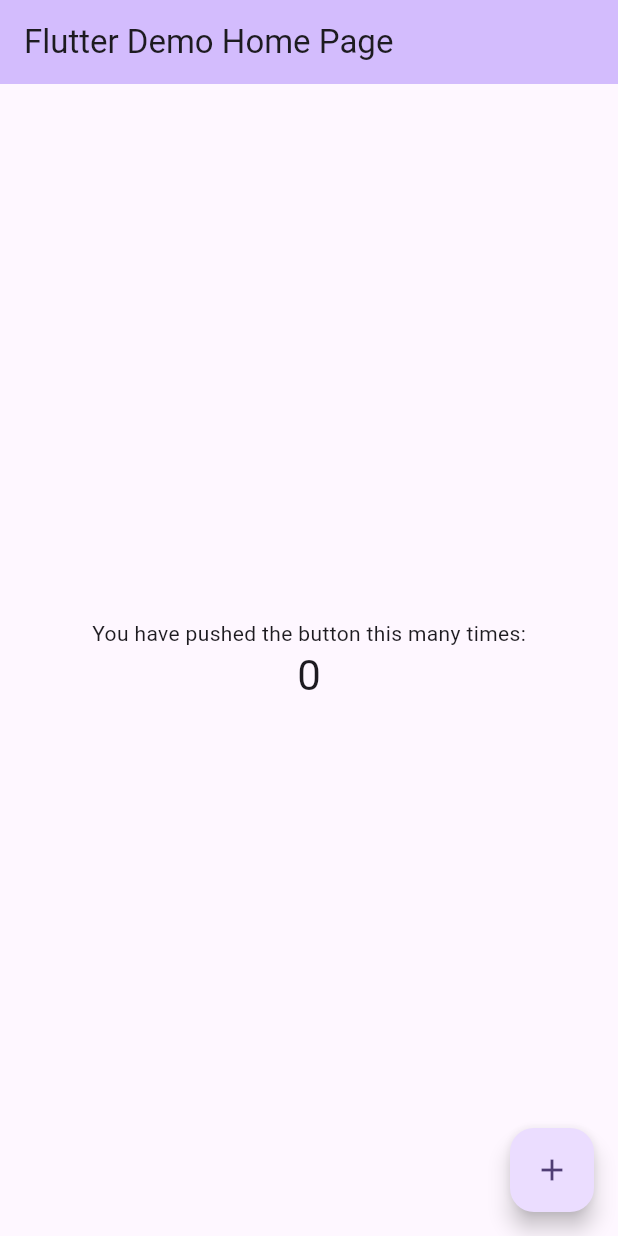
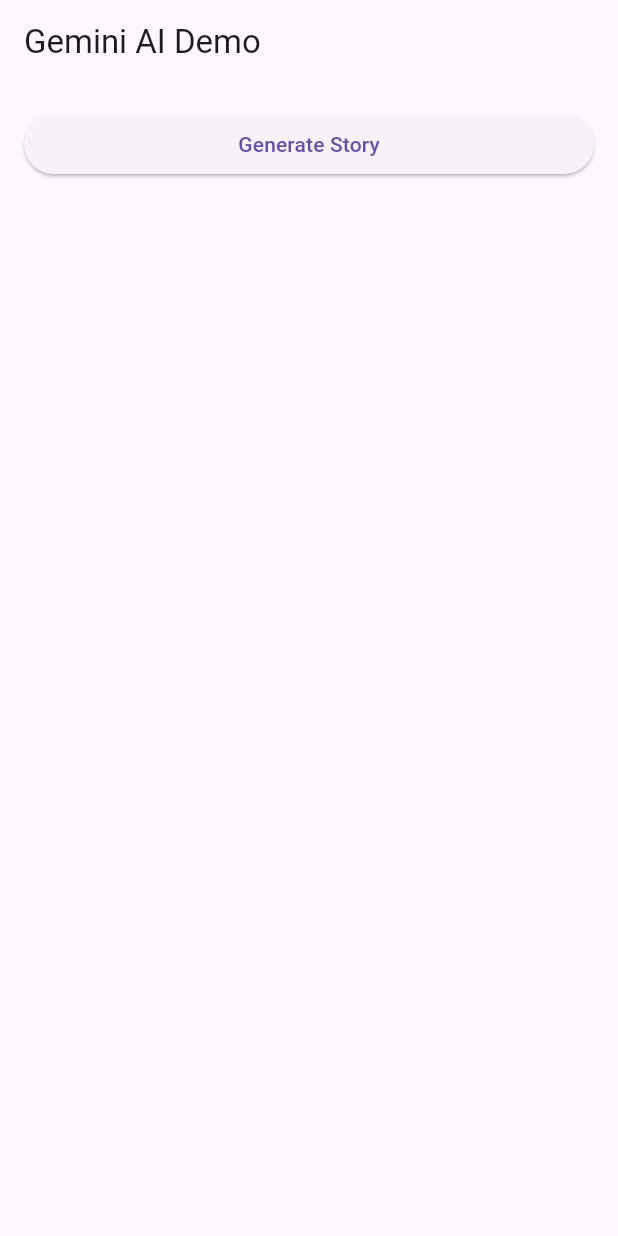
Before and after one commit to RITWIZSINGH/WhiskerWise, a Flutter app: the screen it shows after launch, on a phone screen of 412 x 824 dp. Run offline on Flutter 3.47's test engine with Material 3 defaults, Android fonts, the phone set to English and light mode, and no system bars; our stand-ins replace google_generative_ai.

Commit message:
Successfully added gemini api and generated story with it

```diff
--- a/lib/main.dart
+++ b/lib/main.dart
@@ -1,4 +1,7 @@
+// ignore_for_file: avoid_print, prefer_const_constructors, avoid_unnecessary_containers
+
 import 'package:flutter/material.dart';
+import 'package:google_generative_ai/google_generative_ai.dart';
 
 void main() {
   runApp(const MyApp());
@@ -7,119 +10,68 @@
 class MyApp extends StatelessWidget {
   const MyApp({super.key});
 
-  // This widget is the root of your application.
   @override
   Widget build(BuildContext context) {
     return MaterialApp(
-      title: 'Flutter Demo',
-      theme: ThemeData(
-        // This is the theme of your application.
-        //
-        // TRY THIS: Try running your application with "flutter run". You'll see
-        // the application has a purple toolbar. Then, without quitting the app,
-        // try changing the seedColor in the colorScheme below to Colors.green
-        // and then invoke "hot reload" (save your changes or press the "hot
-        // reload" button in a Flutter-supported IDE, or press "r" if you used
-        // the command line to start the app).
-        //
-        // Notice that the counter didn't reset back to zero; the application
-        // state is not lost during the reload. To reset the state, use hot
-        // restart instead.
-        //
-        // This works for code too, not just values: Most code changes can be
-        // tested with just a hot reload.
-        colorScheme: ColorScheme.fromSeed(seedColor: Colors.deepPurple),
-        useMaterial3: true,
-      ),
-      home: const MyHomePage(title: 'Flutter Demo Home Page'),
+      home: HomePage(),
     );
   }
 }
 
-class MyHomePage extends StatefulWidget {
-  const MyHomePage({super.key, required this.title});
-
-  // This widget is the home page of your application. It is stateful, meaning
-  // that it has a State object (defined below) that contains fields that affect
-  // how it looks.
-
-  // This class is the configuration for the state. It holds the values (in this
-  // case the title) provided by the parent (in this case the App widget) and
-  // used by the build method of the State. Fields in a Widget subclass are
-  // always marked "final".
-
-  final String title;
+class HomePage extends StatefulWidget {
+  const HomePage({super.key});
 
   @override
-  State<MyHomePage> createState() => _MyHomePageState();
+  State<HomePage> createState() => _HomePageState();
 }
 
-class _MyHomePageState extends State<MyHomePage> {
-  int _counter = 0;
+class _HomePageState extends State<HomePage> {
+  String _response = '';
 
-  void _incrementCounter() {
+  Future<void> gemini() async {
+    // Replace 'YOUR_API_KEY' with your actual API key
+    const apiKey = 'AIzaSyDhBDrzL8jyEvI6zPaINmWrnp_tT0m0EOg';
+
+    final model = GenerativeModel(model: 'gemini-1.5-flash', apiKey: apiKey);
+    final content = [Content.text('Write a story about a magic backpack.')];
+
+    try {
+      final response = await model.generateContent(content);
       setState(() {
-      // This call to setState tells the Flutter framework that something has
-      // changed in this State, which causes it to rerun the build method below
-      // so that the display can reflect the updated values. If we changed
-      // _counter without calling setState(), then the build method would not be
-      // called again, and so nothing would appear to happen.
-      _counter++;
+        _response = response.text ?? 'No response';
       });
+    } catch (e) {
+      print('Error: $e');
+      setState(() {
+        _response = 'Error occurred';
+      });
+    }
   }
 
   @override
   Widget build(BuildContext context) {
-    // This method is rerun every time setState is called, for instance as done
-    // by the _incrementCounter method above.
-    //
-    // The Flutter framework has been optimized to make rerunning build methods
-    // fast, so that you can just rebuild anything that needs updating rather
-    // than having to individually change instances of widgets.
     return Scaffold(
-      appBar: AppBar(
-        // TRY THIS: Try changing the color here to a specific color (to
-        // Colors.amber, perhaps?) and trigger a hot reload to see the AppBar
-        // change color while the other colors stay the same.
-        backgroundColor: Theme.of(context).colorScheme.inversePrimary,
-        // Here we take the value from the MyHomePage object that was created by
-        // the App.build method, and use it to set our appbar title.
-        title: Text(widget.title),
+      appBar: AppBar(title: Text('Gemini AI Demo')),
+      body: SafeArea(
+        child: Padding(
+          padding: EdgeInsets.all(16.0),
+          child: Column(
+            crossAxisAlignment: CrossAxisAlignment.stretch,
+            children: [
+              ElevatedButton(
+                onPressed: gemini,
+                child: Text('Generate Story'),
               ),
-      body: Center(
-        // Center is a layout widget. It takes a single child and positions it
-        // in the middle of the parent.
-        child: Column(
-          // Column is also a layout widget. It takes a list of children and
-          // arranges them vertically. By default, it sizes itself to fit its
-          // children horizontally, and tries to be as tall as its parent.
-          //
-          // Column has various properties to control how it sizes itself and
-          // how it positions its children. Here we use mainAxisAlignment to
-          // center the children vertically; the main axis here is the vertical
-          // axis because Columns are vertical (the cross axis would be
-          // horizontal).
-          //
-          // TRY THIS: Invoke "debug painting" (choose the "Toggle Debug Paint"
-          // action in the IDE, or press "p" in the console), to see the
-          // wireframe for each widget.
-          mainAxisAlignment: MainAxisAlignment.center,
-          children: <Widget>[
-            const Text(
-              'You have pushed the button this many times:',
+              SizedBox(height: 20),
+              Expanded(
+                child: SingleChildScrollView(
+                  child: Text(_response),
                 ),
-            Text(
-              '$_counter',
-              style: Theme.of(context).textTheme.headlineMedium,
               ),
             ],
           ),
         ),
-      floatingActionButton: FloatingActionButton(
-        onPressed: _incrementCounter,
-        tooltip: 'Increment',
-        child: const Icon(Icons.add),
-      ), // This trailing comma makes auto-formatting nicer for build methods.
+      ),
     );
   }
 }
--- a/pubspec.yaml
+++ b/pubspec.yaml
@@ -35,6 +35,7 @@
   # The following adds the Cupertino Icons font to your application.
   # Use with the CupertinoIcons class for iOS style icons.
   cupertino_icons: ^1.0.6
+  google_generative_ai: ^0.4.3
 
 dev_dependencies:
   flutter_test:
```
Also changed, not shown: pubspec.lock. Lines whose indentation alone changed are shown as unchanged.
